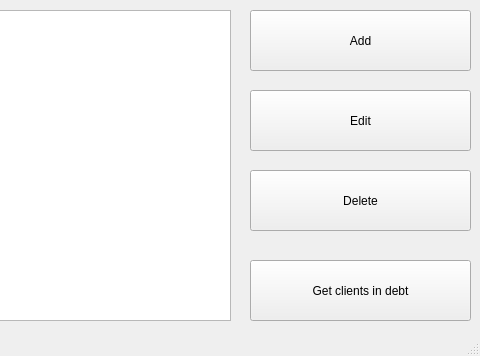
Before: the Qt Designer form app/main_window.ui in lravenclaw/Wardrobe, drawn with Qt 5; both pictures show x 320 to 800 and y 0 to 356 of the 800 by 356 pixel window.
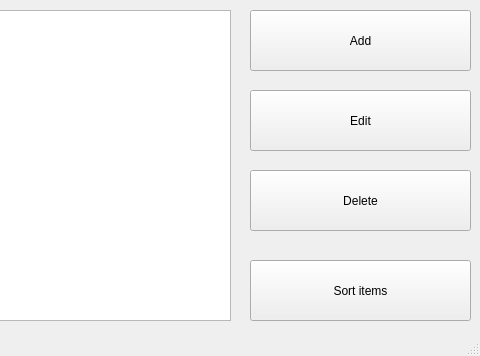
After: the same form once the commit is applied.

What changed in the file:
```diff
--- a/app/main_window.ui
+++ b/app/main_window.ui
@@ -60,7 +60,7 @@
      </rect>
     </property>
     <property name="text">
-     <string>Get clients in debt</string>
+     <string>Sort items</string>
     </property>
    </widget>
    <widget class="QPushButton" name="editButton">
```
Left out of the diff: 2 changed lines with no effect on the pictures.
